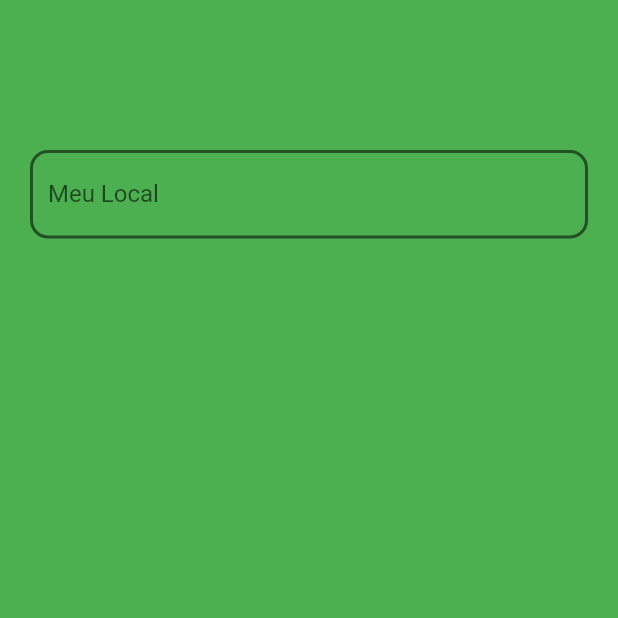
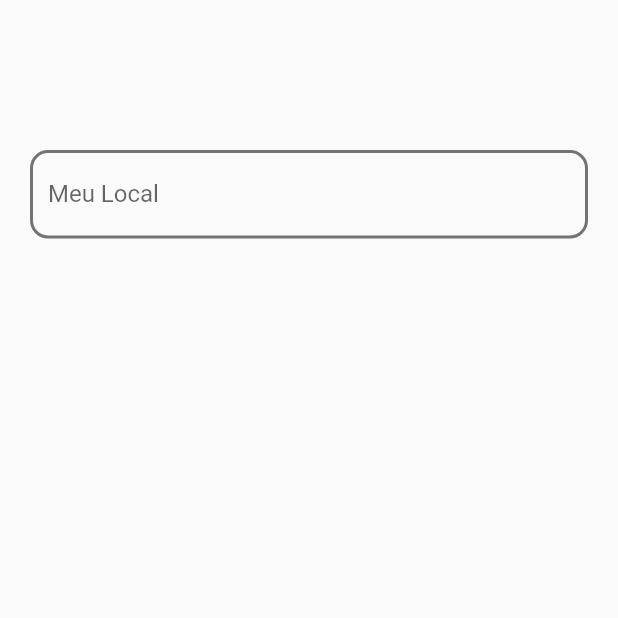
Before and after one commit to lismaroliveira1/bahia_delivery_cross_platform_app, a Flutter app: the LocationScreen screen opened directly, on a phone screen of 412 x 824 dp, the top half of it. Run offline on Flutter 3.47's test engine with Material 2 defaults, Android fonts, the phone set to English and light mode, and no system bars; our stand-ins replace brasil_fields, cloud_firestore, cloud_functions, curved_navigation_bar, dio, firebase_auth and 12 more; missing offline and left inert: bloc_pattern, cpfcnpj, credit_card_number_validator, credit_card_type_detector, flutter_facebook_login, google_place; accounts and stored records are empty.

Commit message:
location screen

```diff
--- a/lib/models/address_model.dart
+++ b/lib/models/address_model.dart
@@ -17,9 +17,8 @@ class AddressModel extends Model {
   }
 
   List<AddressDataFromGoogle> addressFromGoogleList = [];
-  void getAddress(AutocompletePrediction predctionAddress) {
-    addressFromGoogleList
-        .add(AddressDataFromGoogle.fromPrediction(predctionAddress));
+  void getAddress(AddressDataFromGoogle addressDataFromGoogle) {
+    addressFromGoogleList.add(addressDataFromGoogle);
     notifyListeners();
   }
 
--- a/lib/screens/location_screen.dart
+++ b/lib/screens/location_screen.dart
@@ -1,6 +1,10 @@
+import 'package:bahia_delivery/data/address_data_from_google.dart';
+import 'package:bahia_delivery/models/address_model.dart';
 import 'package:bahia_delivery/models/user_model.dart';
 import 'package:flutter/material.dart';
+import 'package:google_maps_flutter/google_maps_flutter.dart';
 import 'package:google_place/google_place.dart';
+import 'package:scoped_model/scoped_model.dart';
 
 class LocationScreen extends StatefulWidget {
   @override
@@ -8,8 +12,10 @@ class LocationScreen extends StatefulWidget {
 }
 
 class _LocationScreenState extends State<LocationScreen> {
+  int textLenght;
   GooglePlace googlePlace;
   List<AutocompletePrediction> predictions = [];
+  final TextEditingController addressController = TextEditingController();
 
   @override
   void initState() {
@@ -20,16 +26,20 @@ class _LocationScreenState extends State<LocationScreen> {
 
   @override
   Widget build(BuildContext context) {
+    return ScopedModelDescendant<AddressModel>(
+        builder: (context, child, model) {
       return Scaffold(
         body: SafeArea(
           child: Form(
             child: Stack(
               children: [
                 Container(
-                color: Colors.green,
-                height: MediaQuery.of(context).size.height,
                   child: Column(
-                  children: <Widget>[Container()],
+                    children: <Widget>[
+                      Container(
+                        height: MediaQuery.of(context).size.height / 2.2,
+                      )
+                    ],
                   ),
                 ),
                 Container(
@@ -38,6 +48,7 @@ class _LocationScreenState extends State<LocationScreen> {
                     mainAxisSize: MainAxisSize.min,
                     children: <Widget>[
                       TextField(
+                        controller: addressController,
                         decoration: InputDecoration(
                           labelText: "Meu Local",
                           focusedBorder: OutlineInputBorder(
@@ -56,6 +67,9 @@ class _LocationScreenState extends State<LocationScreen> {
                           ),
                         ),
                         onChanged: (value) {
+                          setState(() {
+                            textLenght = value.length;
+                          });
                           if (value.isNotEmpty) {
                             autoCompleteSearch(value);
                           } else {
@@ -70,7 +84,11 @@ class _LocationScreenState extends State<LocationScreen> {
                       SizedBox(
                         height: 10,
                       ),
-                    Expanded(
+                      textLenght == 0
+                          ? Container(
+                              height: 0,
+                            )
+                          : Expanded(
                               child: ListView.builder(
                                 itemCount: predictions.length,
                                 itemBuilder: (context, index) {
@@ -86,11 +104,20 @@ class _LocationScreenState extends State<LocationScreen> {
                                         .description
                                         .replaceAll("State of", "")),
                                     onTap: () async {
+                                      final addressData = AddressDataFromGoogle(
+                                        description:
+                                            predictions[index].description,
+                                        id: predictions[index].id,
+                                        placeId: predictions[index].placeId,
+                                        reference: predictions[index].reference,
+                                      );
+                                      model.getAddress(addressData);
+
                                       print(predictions[index]
                                           .structuredFormatting
                                           .mainText); // street
-                              var result =
-                                  await googlePlace.search.getNearBySearch(
+                                      var result = await googlePlace.search
+                                          .getNearBySearch(
                                         Location(
                                           lat: UserModel.of(context).latitude,
                                           lng: UserModel.of(context).longittude,
@@ -100,15 +127,21 @@ class _LocationScreenState extends State<LocationScreen> {
                                       if (result != null) {
                                         print("ok");
                                         print(result.results.first.placeId);
-                                var userLocations = await googlePlace.details
+                                        var userLocations = await googlePlace
+                                            .details
                                             .get(result.results.last.placeId);
                                         if (userLocations != null) {
-                                  print(userLocations.result.formattedAddress);
+                                          print(userLocations
+                                              .result.formattedAddress);
                                         }
                                       }
-                              debugPrint(predictions[index]
+                                      debugPrint(
+                                        predictions[index]
                                             .description
-                                  .replaceAll("State of", ""));
+                                            .replaceAll("State of", ""),
+                                      );
+                                      addressController.clear();
+                                      textLenght = 0;
                                     },
                                   );
                                 },
@@ -122,6 +155,7 @@ class _LocationScreenState extends State<LocationScreen> {
           ),
         ),
       );
+    });
   }
 
   void autoCompleteSearch(String value) async {
```
Lines whose indentation alone changed are shown as unchanged.
